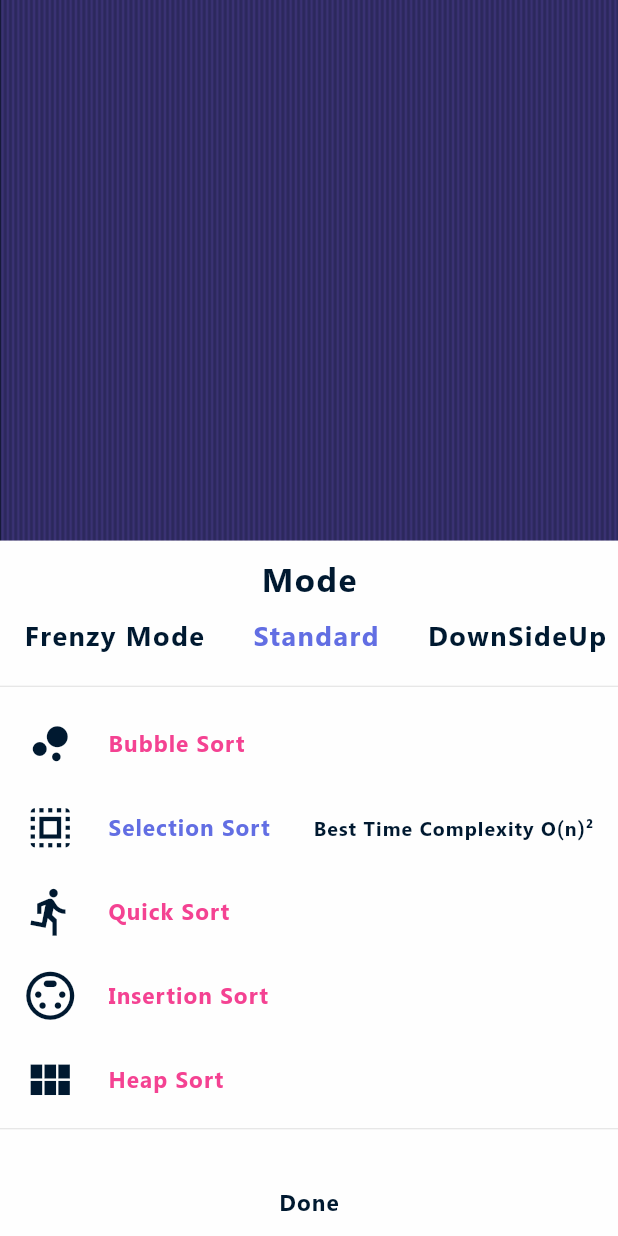
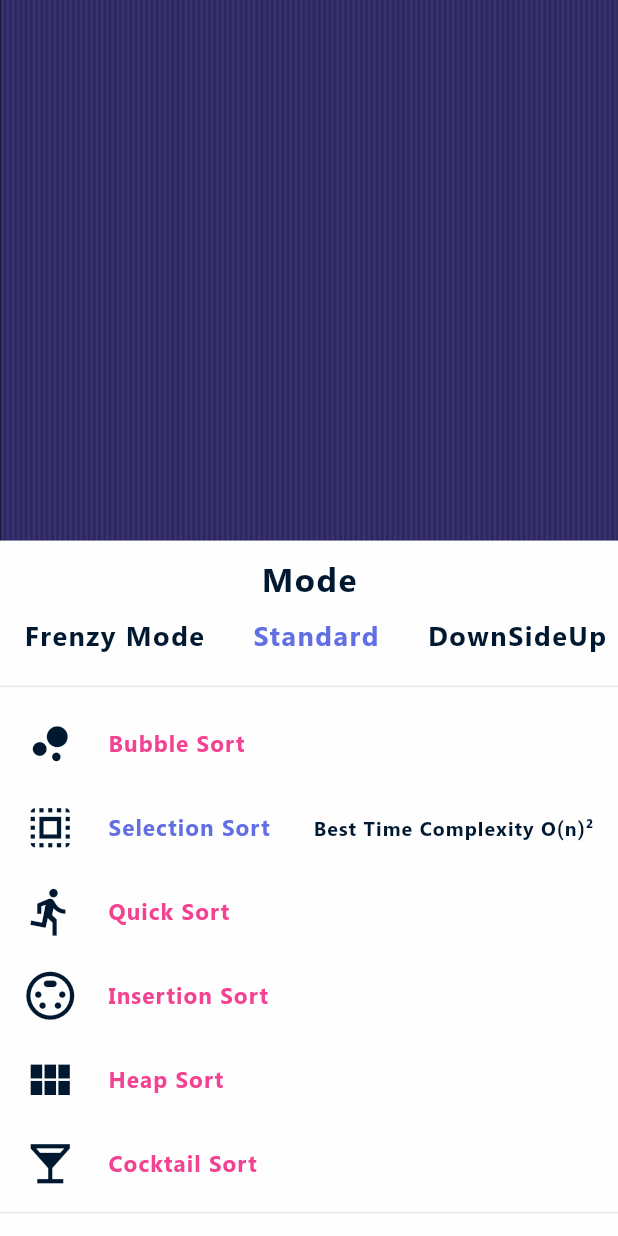
Before and after one commit to parzuko/AlgoVisualizer, a Flutter app: the screen it shows after launch, after a tap on the "format list bulleted" icon, on a phone screen of 412 x 824 dp. Run offline on Flutter 3.47's test engine with Material 2 defaults, Android fonts, the phone set to English and light mode, and no system bars; missing offline and left inert: animated_icon_button.

Commit message:
Add Cocktail Sort

```diff
--- a/algo_visual/lib/screens/home_screen.dart
+++ b/algo_visual/lib/screens/home_screen.dart
@@ -25,7 +25,7 @@ class _HomeScreenState extends State<HomeScreen> with TickerProviderStateMixin {
   Stream<List<int>> _stream;
   int color = 1;
   bool isSelected = true;
-  var highlightText = [false, true, false, false, false];
+  var highlightText = [false, true, false, false, false, false];
   var theThemes = [true, false, false, false, false];
   var highlightMode = [false, true, false];
 ////////////////////////////SORTING METHODS/////////////////////////
@@ -126,6 +126,47 @@ class _HomeScreenState extends State<HomeScreen> with TickerProviderStateMixin {
     int temp = list[0];
     list[0] = list[i];
     list[i] = temp;
+  }
+
+  void cocktailSwap(List list, int i) {
+    int temp = list[i];
+    list[i] = list[i + 1];
+    list[i + 1] = temp;
+  }
+
+  void cocktailSort(List list) async {
+    setState(() {
+      isSelected = false;
+    });
+    bool swapped = true;
+    do {
+      swapped = false;
+      for (int i = 0; i < list.length - 2; i++) {
+        await Future.delayed(Duration(microseconds: 500));
+        swapped = swapItemCocktail(list, i, swapped);
+        _streamController.add(_array);
+      }
+
+      if (swapped) {
+        swapped = false;
+        for (int i = list.length - 2; i >= 0; i--) {
+          await Future.delayed(Duration(microseconds: 500));
+          swapped = swapItemCocktail(list, i, swapped);
+          _streamController.add(_array);
+        }
+      }
+    } while (swapped);
+    setState(() {
+      isSelected = true;
+    });
+  }
+
+  bool swapItemCocktail(List list, int i, bool swapped) {
+    if (list[i] > list[i + 1]) {
+      cocktailSwap(list, i);
+      swapped = true;
+    }
+    return swapped;
   }
 
   // Partition Method For Quick Sort
@@ -782,6 +823,49 @@ class _HomeScreenState extends State<HomeScreen> with TickerProviderStateMixin {
                                       highlightText[4] = !highlightText[4]);
                                 },
                               ),
+                              ListTile(
+                                leading: Icon(
+                                  Icons.local_bar,
+                                  color: Palette.scaffold,
+                                  size: 35,
+                                ),
+                                trailing: Text(
+                                  "Best Time Complexity O(n)²",
+                                  style: TextStyle(
+                                    color: highlightText[5]
+                                        ? Palette.scaffold
+                                        : Palette.textColor,
+                                    fontSize: 13.0,
+                                    fontWeight: FontWeight.bold,
+                                    letterSpacing: 0.7,
+                                    fontFamily: 'Segoe UI',
+                                  ),
+                                ),
+                                title: Text(
+                                  "Cocktail Sort",
+                                  style: TextStyle(
+                                    color: highlightText[5]
+                                        ? Palette.theButton
+                                        : Palette.brightText,
+                                    fontSize: 15.0,
+                                    fontWeight: FontWeight.bold,
+                                    letterSpacing: 0.7,
+                                    fontFamily: 'Segoe UI',
+                                  ),
+                                ),
+                                onTap: () {
+                                  selectSortingMethod("Cocktail Sort");
+                                  setState(() {
+                                    for (var each = 0;
+                                        each < highlightText.length;
+                                        each++) {
+                                      highlightText[each] = false;
+                                    }
+                                  });
+                                  setModalState(() =>
+                                      highlightText[5] = !highlightText[5]);
+                                },
+                              ),
                               Divider(
                                 height: 10,
                               ),
@@ -873,6 +957,8 @@ class _HomeScreenState extends State<HomeScreen> with TickerProviderStateMixin {
           insertion();
         } else if (method == "HEAP SORT") {
           heapSort(_array);
+        } else if (method == "COCKTAIL SORT") {
+          cocktailSort(_array);
         }
       };
     }
@@ -935,6 +1021,10 @@ class _HomeScreenState extends State<HomeScreen> with TickerProviderStateMixin {
             } else if (currentSortingMethod == "Heap Sort") {
               try {
                 sort("HEAP SORT");
+              } catch (NoSuchMethodError) {}
+            } else if (currentSortingMethod == "Cocktail Sort") {
+              try {
+                sort("COCKTAIL SORT");
               } catch (NoSuchMethodError) {}
             }
           },
```
